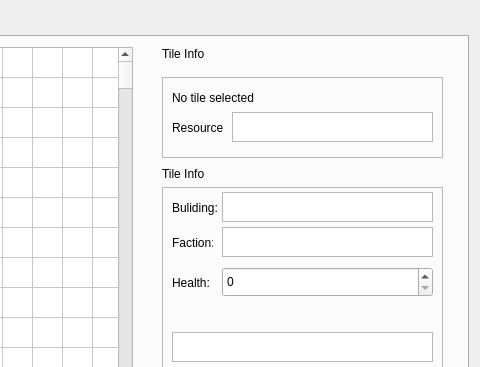
Qt form main_window.ui (Femboy-Airlines/VecEdit) before a commit; both pictures show x 381 to 861 and y 0 to 367 of the 861 by 658 pixel window.
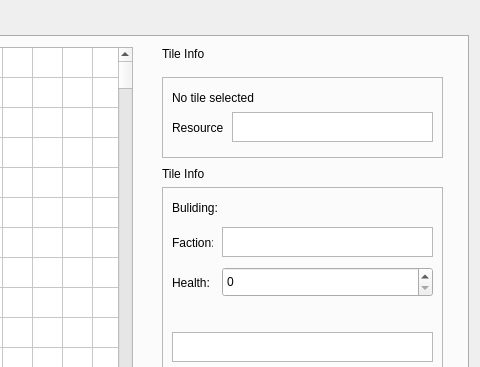
The same form after that commit. The open tabs and pages were chosen to show the change.

Commit message: Added images for resources and some bulidings. You can now only edit parts of a building, not what building is on a tile, but it works now. There's still a few issues, but for the most part it works

```diff
--- a/main_window.ui
+++ b/main_window.ui
@@ -517,7 +517,7 @@
           <rect>
            <x>10</x>
            <y>10</y>
-           <width>51</width>
+           <width>261</width>
            <height>21</height>
           </rect>
          </property>
@@ -686,16 +686,6 @@
           </rect>
          </property>
         </widget>
-        <widget class="QTextEdit" name="buildingInput">
-         <property name="geometry">
-          <rect>
-           <x>60</x>
-           <y>5</y>
-           <width>211</width>
-           <height>30</height>
-          </rect>
-         </property>
-        </widget>
        </widget>
       </widget>
       <widget class="QTableWidget" name="mapTable">
```
The commit also changes 25 other files.
